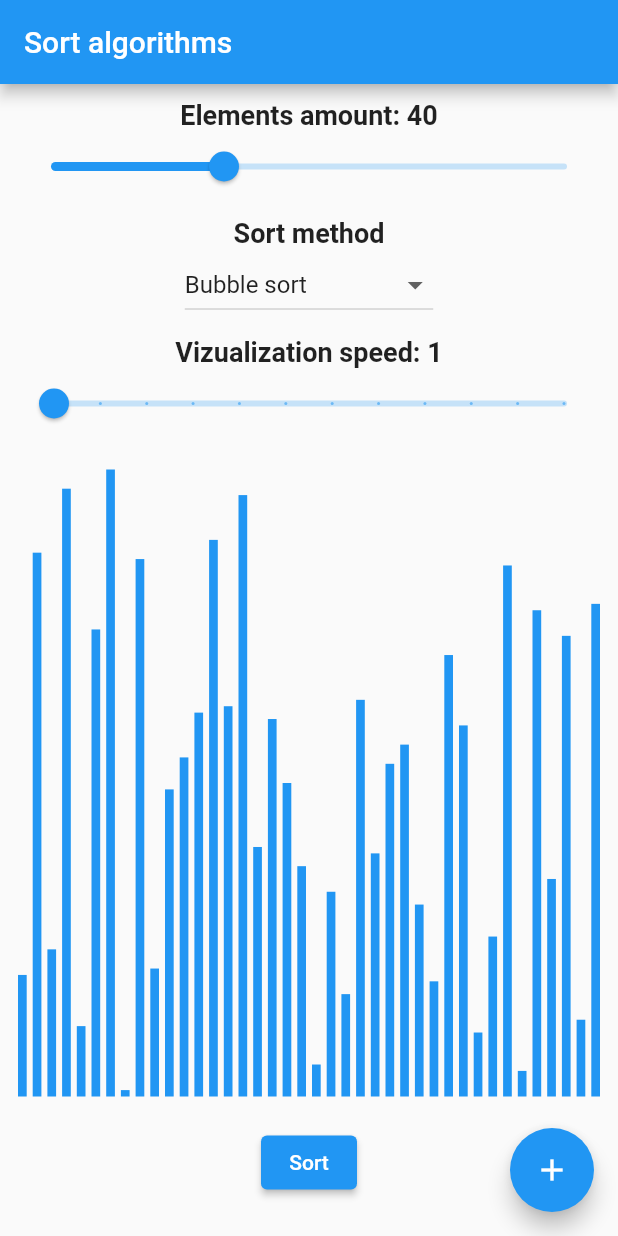
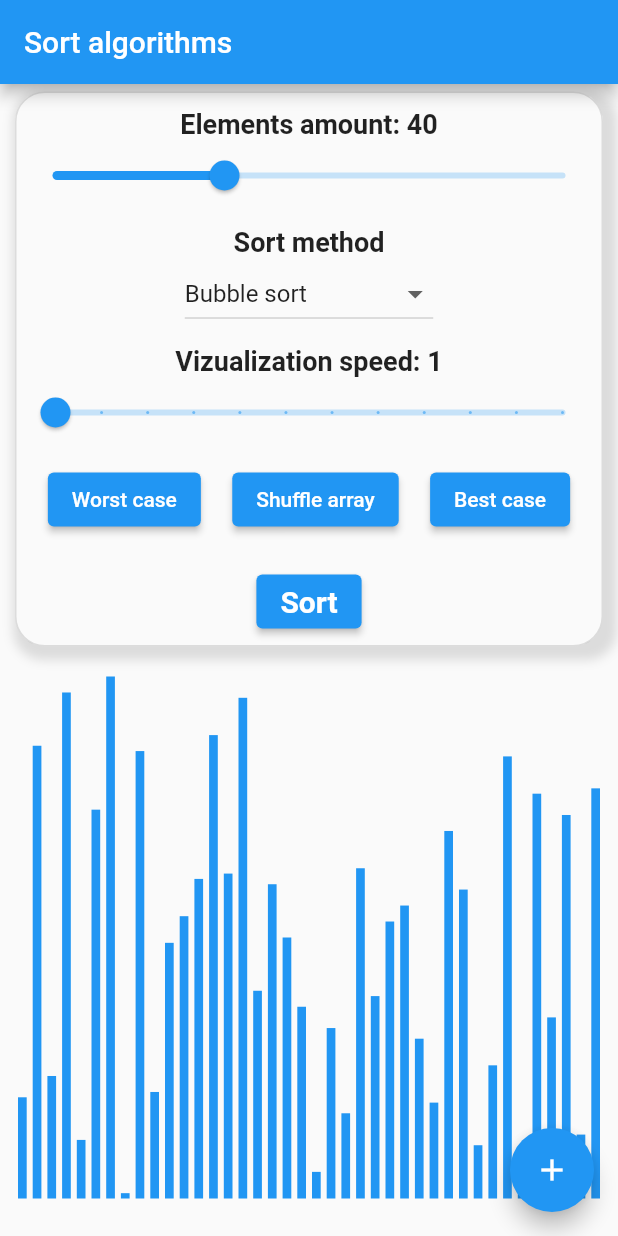
Before and after one commit to etterellar/sort_vizualization, a Flutter app: the screen it shows after launch, on a phone screen of 412 x 824 dp. Run offline on Flutter 3.47's test engine with Material 2 defaults, Android fonts, the phone set to English and light mode, and no system bars; our stand-ins replace get.

Commit message:
Default shuffles and README

```diff
--- a/lib/main.dart
+++ b/lib/main.dart
@@ -14,7 +14,7 @@ class MyApp extends StatelessWidget {
   @override
   Widget build(BuildContext context) {
     return GetMaterialApp(
-      title: 'Flutter Demo',
+      title: 'Sort visualization',
       theme: ThemeData(
         primarySwatch: Colors.blue,
       ),
@@ -35,6 +35,9 @@ class MyHomePage extends StatefulWidget {
 class _MyHomePageState extends State<MyHomePage> {
   @override
   Widget build(BuildContext context) {
+    const space = SizedBox(
+      height: 10,
+    );
     return Scaffold(
       appBar: AppBar(
         title: Text(widget.title),
@@ -52,6 +55,27 @@ class _MyHomePageState extends State<MyHomePage> {
               child: Column(
                 mainAxisSize: MainAxisSize.max,
                 children: [
+                  Container(
+                    padding: const EdgeInsets.symmetric(
+                      vertical: 5,
+                    ),
+                    decoration: BoxDecoration(
+                      color: const Color(0xFFFAFAFA),
+                      border: Border.all(color: Theme.of(context).dividerColor),
+                      borderRadius: const BorderRadius.all(
+                        Radius.circular(20),
+                      ),
+                      boxShadow: [
+                        BoxShadow(
+                          color: Theme.of(context).dividerColor,
+                          offset: const Offset(4, 4),
+                          blurRadius: 5,
+                          spreadRadius: 5,
+                        ),
+                      ],
+                    ),
+                    child: Column(
+                      children: [
                         const SizedBox(
                           height: 5,
                         ),
@@ -68,9 +92,7 @@ class _MyHomePageState extends State<MyHomePage> {
                             },
                           ),
                         ),
-                  const SizedBox(
-                    height: 10,
-                  ),
+                        space,
                         Obx(
                           () => SettingsElement(
                             title: "Sort method",
@@ -80,18 +102,18 @@ class _MyHomePageState extends State<MyHomePage> {
                                     value: e, child: Text(e));
                               }).toList(),
                               onChanged: (dynamic value) {
-                          controller.updateSelectedSort(type: value as String);
+                                controller.updateSelectedSort(
+                                    type: value as String);
                               },
                               value: SortController
                                   .sortTypes[controller.selectedSortType.value],
                             ),
                           ),
                         ),
-                  const SizedBox(
-                    height: 10,
-                  ),
+                        space,
                         SettingsElement(
-                    title: "Vizualization speed: ${controller.selectedSpeed}",
+                          title:
+                              "Vizualization speed: ${controller.selectedSpeed}",
                           child: Slider(
                             value: controller.selectedSpeed.toDouble(),
                             min: 1,
@@ -99,8 +121,108 @@ class _MyHomePageState extends State<MyHomePage> {
                             divisions: 11,
                             label: controller.selectedSpeed.toString(),
                             onChanged: (double value) {
-                        controller.updateSelectedSpeed(speed: value.toInt());
+                              controller.updateSelectedSpeed(
+                                  speed: value.toInt());
                             },
+                          ),
+                        ),
+                        space,
+                        Obx(
+                          () => AbsorbPointer(
+                            absorbing: controller.sortInProgress.value,
+                            child: Row(
+                              mainAxisAlignment: MainAxisAlignment.spaceEvenly,
+                              children: [
+                                Obx(
+                                  () => ElevatedButton(
+                                    onPressed: () =>
+                                        controller.defaultSort(true),
+                                    style: ButtonStyle(
+                                      backgroundColor: controller
+                                              .sortInProgress.value
+                                          ? MaterialStateProperty.all(
+                                              const Color(0xFFF0F0F0),
+                                            )
+                                          : MaterialStateProperty.all(
+                                              Theme.of(context).primaryColor,
+                                            ),
+                                    ),
+                                    child: const Text(
+                                      "Worst case",
+                                    ),
+                                  ),
+                                ),
+                                Obx(
+                                  () => ElevatedButton(
+                                    onPressed: () => controller.shuffleList(),
+                                    style: ButtonStyle(
+                                      backgroundColor: controller
+                                              .sortInProgress.value
+                                          ? MaterialStateProperty.all(
+                                              const Color(0xFFF0F0F0),
+                                            )
+                                          : MaterialStateProperty.all(
+                                              Theme.of(context).primaryColor,
+                                            ),
+                                    ),
+                                    child: const Text(
+                                      "Shuffle array",
+                                    ),
+                                  ),
+                                ),
+                                Obx(
+                                  () => ElevatedButton(
+                                    onPressed: () =>
+                                        controller.defaultSort(false),
+                                    style: ButtonStyle(
+                                      backgroundColor: controller
+                                              .sortInProgress.value
+                                          ? MaterialStateProperty.all(
+                                              const Color(0xFFF0F0F0),
+                                            )
+                                          : MaterialStateProperty.all(
+                                              Theme.of(context).primaryColor,
+                                            ),
+                                    ),
+                                    child: const Text(
+                                      "Best case",
+                                    ),
+                                  ),
+                                ),
+                              ],
+                            ),
+                          ),
+                        ),
+                        const SizedBox(
+                          height: 20,
+                        ),
+                        Obx(
+                          () => ElevatedButton(
+                            style: ButtonStyle(
+                                backgroundColor: controller.sortInProgress.value
+                                    ? MaterialStateProperty.all(
+                                        Theme.of(context).errorColor)
+                                    : MaterialStateProperty.all(
+                                        Theme.of(context).primaryColor)),
+                            onPressed: () => controller.sortInProgress.value
+                                ? controller.setNeedStop()
+                                : controller.performSort(),
+                            child: controller.sortInProgress.value
+                                ? const Text(
+                                    "Stop",
+                                    style: TextStyle(
+                                        fontSize: 20,
+                                        fontWeight: FontWeight.bold),
+                                  )
+                                : const Text(
+                                    "Sort",
+                                    style: TextStyle(
+                                        fontSize: 20,
+                                        fontWeight: FontWeight.bold),
+                                  ),
+                          ),
+                        ),
+                      ],
                     ),
                   ),
                   const SizedBox(
@@ -131,10 +253,7 @@ class _MyHomePageState extends State<MyHomePage> {
                                           ? Theme.of(context).errorColor
                                           : Theme.of(context).primaryColor,
                                       // child: Text(
-                                      //   // controller.size <= 20
-                                      //   // ?
                                       //   controller.lst.value[i].toString(),
-                                      //   // : ' ',
                                       //   style: TextStyle(
                                       //       color: controller.size <= 20
                                       //           ? Theme.of(context)
@@ -149,25 +268,6 @@ class _MyHomePageState extends State<MyHomePage> {
                             ],
                           ));
                     }),
-                  ),
-                  const SizedBox(
-                    height: 20,
-                  ),
-                  Obx(
-                    () => ElevatedButton(
-                      style: ButtonStyle(
-                          backgroundColor: controller.sortInProgress.value
-                              ? MaterialStateProperty.all(
-                                  Theme.of(context).errorColor)
-                              : MaterialStateProperty.all(
-                                  Theme.of(context).primaryColor)),
-                      onPressed: () => controller.sortInProgress.value
-                          ? controller.setNeedStop()
-                          : controller.performSort(),
-                      child: controller.sortInProgress.value
-                          ? const Text("Stop")
-                          : const Text("Sort"),
-                    ),
                   ),
                   const SizedBox(
                     height: 20,
--- a/lib/sort_controller.dart
+++ b/lib/sort_controller.dart
@@ -199,6 +199,20 @@ class SortController extends GetxController {
     update();
   }
 
+  void defaultSort(bool descending) {
+    if (descending) {
+      lst.sort((a, b) => b.compareTo(a));
+    } else {
+      lst.sort();
+    }
+    update();
+  }
+
+  void shuffleList() {
+    lst.shuffle();
+    update();
+  }
+
   void updateSelectedInd(int ind) {
     selectedInd.value = ind;
     update();
```
Also changed, not shown: 1 other file. Lines whose indentation alone changed are shown as unchanged.
